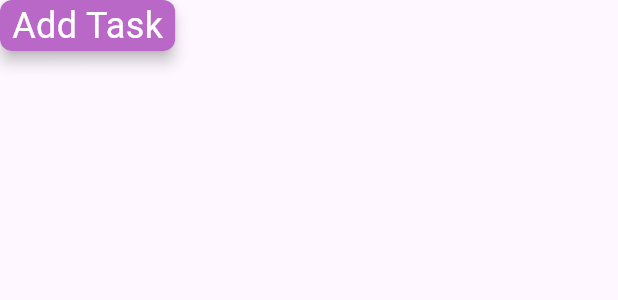
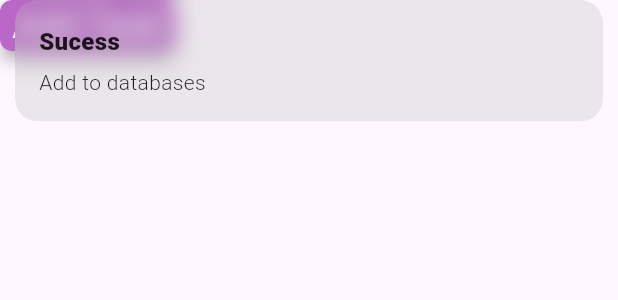
Before and after one commit to Saravanan-vc/reminderapp, a Flutter app: what addButton() shows on an empty page, opened directly, after a tap on "Add Task", on a phone screen of 412 x 824 dp. Shown: the top 300 px of the screen. Run offline on Flutter 3.47's test engine with Material 3 defaults, Android fonts, the phone set to English and light mode, and no system bars; our stand-ins replace cloud_firestore, firebase_core, get; accounts and stored records are empty.

Commit message:
Vanila-V0.02

```diff
--- a/lib/Features/Addtask_screen/View/Widgets/Addbutton.dart
+++ b/lib/Features/Addtask_screen/View/Widgets/Addbutton.dart
@@ -1,19 +1,24 @@
 // ignore_for_file: prefer_const_constructors
 
 import 'package:flutter/material.dart';
+import 'package:get/get.dart';
+import 'package:reminderapp/Features/Addtask_screen/View_Model/controller.dart';
 
 class addButton extends StatelessWidget {
   const addButton({super.key});
 
   @override
   Widget build(BuildContext context) {
+    return GetBuilder<Controller>(builder: (logic) {
       return Material(
         elevation: 4,
         borderRadius: BorderRadius.all(
           Radius.circular(8),
         ),
         child: GestureDetector(
-        onTap: () {},
+          onTap: () {
+            logic.Addtask();
+          },
           child: Container(
             decoration: BoxDecoration(
               color: Colors.purple.shade300,
@@ -34,5 +39,6 @@ class addButton extends StatelessWidget {
           ),
         ),
       );
+    });
   }
 }
--- a/lib/Features/Addtask_screen/View/pages/Add_Screen.dart
+++ b/lib/Features/Addtask_screen/View/pages/Add_Screen.dart
@@ -1,16 +1,19 @@
 // ignore_for_file: prefer_const_constructors, prefer_const_literals_to_create_immutables
 
 import 'package:flutter/material.dart';
+import 'package:get/get.dart';
 import 'package:get/get_connect/http/src/utils/utils.dart';
 import 'package:reminderapp/Features/Addtask_screen/View/Widgets/Addbutton.dart';
 import 'package:reminderapp/Features/Addtask_screen/View/Widgets/Datepicker.dart';
 import 'package:reminderapp/Features/Addtask_screen/View/Widgets/Textfiel.dart';
+import 'package:reminderapp/Features/Addtask_screen/View_Model/controller.dart';
 
 class addScreen extends StatelessWidget {
   const addScreen({super.key});
 
   @override
   Widget build(BuildContext context) {
+    return GetBuilder<Controller>(builder: (logic) {
       return Scaffold(
         appBar: AppBar(
           title: Text("Add Task"),
@@ -22,8 +25,10 @@ class addScreen extends StatelessWidget {
               textField(
                 label: "Task",
                 lines: 1,
+                controller: logic.Taskcontroller,
               ),
               textField(
+                controller: logic.Discriptincontroller,
                 label: "Description",
                 lines: 4,
               ),
@@ -36,5 +41,6 @@ class addScreen extends StatelessWidget {
           ),
         ),
       );
+    });
   }
 }
--- a/lib/Features/Addtask_screen/View_Model/Models/TaskModel.dart
+++ b/lib/Features/Addtask_screen/View_Model/Models/TaskModel.dart
@@ -1,3 +1,28 @@
-// import 'package:json_annotation/json_annotation.dart';
+import 'package:json_annotation/json_annotation.dart';
 
-// @JsonSerializable()
+part 'TaskModel.g.dart';
+
+@JsonSerializable()
+class Task {
+  @JsonKey(name: "id")
+  String? id;
+
+  @JsonKey(name: "Task")
+  String? task;
+
+  @JsonKey(name: "Description")
+  String? Description;
+
+  @JsonKey(name: "Date")
+  String? Date;
+
+  Task({
+    this.id,
+    this.task,
+    this.Description,
+    this.Date,
+  });
+
+  factory Task.fromJson(Map<String, dynamic> json) => _$TaskFromJson(json);
+  Map<String, dynamic> toJson() => _$TaskToJson(this);
+}
--- a/lib/Features/Addtask_screen/View_Model/controller.dart
+++ b/lib/Features/Addtask_screen/View_Model/controller.dart
@@ -1,25 +1,25 @@
 import 'package:cloud_firestore/cloud_firestore.dart';
 import 'package:flutter/material.dart';
 import 'package:get/get.dart';
+import 'package:reminderapp/Features/Addtask_screen/View_Model/Models/TaskModel.dart';
 
 class Controller extends GetxController {
   //connecting with firebase database
   FirebaseFirestore fireBaseFirestore = FirebaseFirestore.instance;
-  late CollectionReference Task;
+  late CollectionReference Taskcollection;
 
   @override
   void onInit() {
-    Task = fireBaseFirestore.collection(" ");
+    Taskcollection = fireBaseFirestore.collection("ReminderTask");
     super.onInit();
   }
-  //add the task to server
-  Addtask(){
-    // DocumentReference Doc = Task.doc();
 
-  }
+  //controllers
+  TextEditingController Datecontroller = TextEditingController();
+  TextEditingController Taskcontroller = TextEditingController();
+  TextEditingController Discriptincontroller = TextEditingController();
 
   //Date logic workout
-  TextEditingController Datecontroller = TextEditingController();
   Future<void> date() async {
     dynamic picker = await showDatePicker(
       context: Get.context!,
@@ -31,4 +31,23 @@ class Controller extends GetxController {
       Datecontroller.text = picker.toString().split(" ")[0];
     }
   }
+
+  //add the task to server
+  Addtask() {
+    try {
+      DocumentReference Doc = Taskcollection.doc();
+      Task task = Task(
+        id: Doc.id,
+        task: Taskcontroller.text,
+        Description: Discriptincontroller.text,
+        Date: Datecontroller.text,
+      );
+      final tasktojson = task.toJson();
+      Doc.set(tasktojson);
+      Get.snackbar("Sucess", "Add to databases");
+    } catch (e) {
+      Get.snackbar(e.toString(), "Failed");
+      print(e);
+    }
+  }
 }
--- a/pubspec.yaml
+++ b/pubspec.yaml
@@ -40,9 +40,10 @@ dependencies:
   cloud_firestore: ^5.0.1
   json_annotation: ^4.9.0
 
+
 dev_dependencies:
+  build_runner: ^2.4.11
   json_serializable: ^6.8.0
-  build_runner: ^2.4.11
   flutter_test:
     sdk: flutter
 
```
Also changed, not shown: lib/Features/Addtask_screen/View/Widgets/Textfiel.dart (+8 -1 lines), lib/Features/Addtask_screen/View_Model/Models/TaskModel.g.dart (added). Lines whose indentation alone changed are shown as unchanged.
